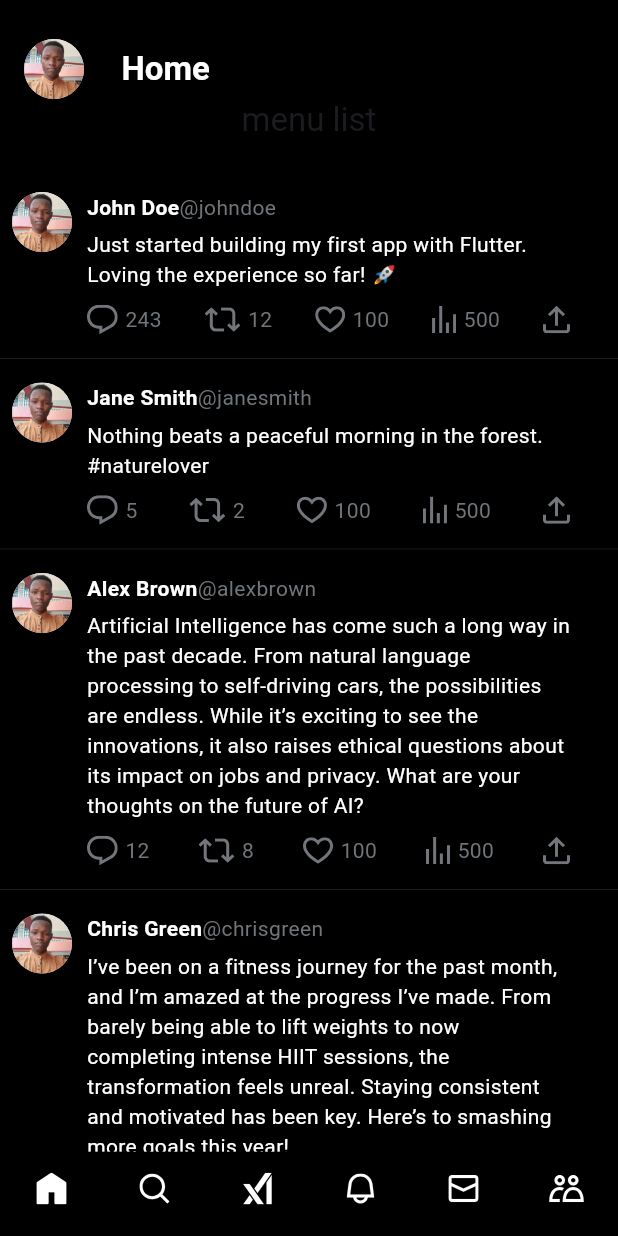
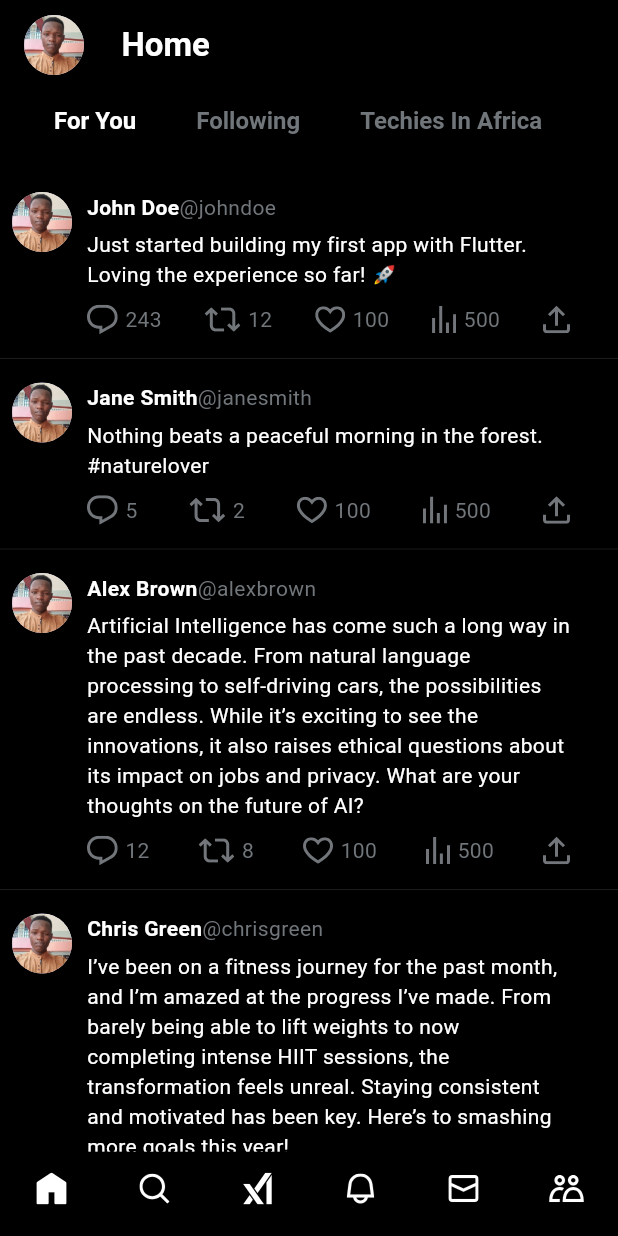
Before and after one commit to brianngeywo/x_clone, a Flutter app: the screen it shows after launch, on a phone screen of 412 x 824 dp. Run offline on Flutter 3.47's test engine with Material 3 defaults, Android fonts, the phone set to English and light mode, and no system bars; our stand-ins replace flutter_svg, hexcolor.

Commit message:
added home page menu list

```diff
--- a/lib/home_page/presentation/home_page_screen/ui/components/home_page_menu_list.dart
+++ b/lib/home_page/presentation/home_page_screen/ui/components/home_page_menu_list.dart
@@ -1,6 +1,58 @@
 import 'package:flutter/material.dart';
+import 'package:x_clone/theme.dart';
 
 class HomePageMenuList extends StatelessWidget {
   @override
-  Widget build(BuildContext context) => Text("menu list");
+  Widget build(BuildContext context) => SizedBox(
+        height: 60,
+        child: ListView(
+          scrollDirection: Axis.horizontal,
+          children: [
+            HomePageMenuListItem(
+              title: 'For You',
+              isSelected: true,
+            ),
+            HomePageMenuListItem(
+              title: 'Following',
+              isSelected: false,
+            ),
+            HomePageMenuListItem(
+              title: 'Techies In Africa',
+              isSelected: false,
+            ),
+            HomePageMenuListItem(
+              title: 'Kenyan Tech Scene',
+              isSelected: false,
+            ),
+            HomePageMenuListItem(
+              title: 'Dart & Flutter Community',
+              isSelected: false,
+            ),
+          ],
+        ),
+      );
 }
+
+class HomePageMenuListItem extends StatelessWidget {
+  final String title;
+  final bool isSelected;
+
+  const HomePageMenuListItem(
+      {super.key, required this.title, required this.isSelected});
+
+  @override
+  Widget build(BuildContext context) {
+    return Padding(
+      padding: const EdgeInsets.symmetric(horizontal: 20, vertical: 20),
+      child: Text(
+        title,
+        style: TextStyle(
+          color:
+              isSelected ? CustomTheme.twitterWhite : CustomTheme.twitterGrey,
+          fontWeight: FontWeight.bold,
+          fontSize: 16,
+        ),
+      ),
+    );
+  }
+}
```
